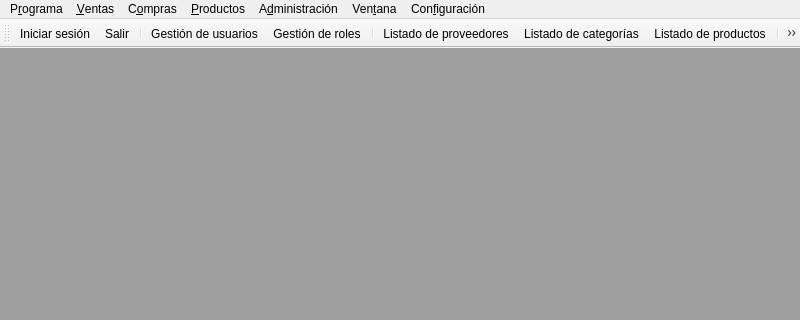
Above: forms/mainwindow.ui from santiagogonzalezsuarez/MarpajarosTPV before the change; both pictures show x 0 to 800 and y 0 to 320 of the 800 by 600 pixel window. Below: the same form after it.
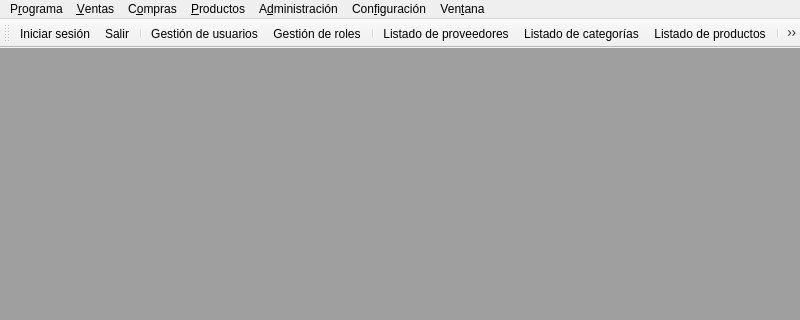
That is the form after the change. Icons and pictures are not drawn.

The edit to the form file:
```diff
--- a/forms/mainwindow.ui
+++ b/forms/mainwindow.ui
@@ -129,8 +129,8 @@
    <addaction name="menu_Compras"/>
    <addaction name="menu_Productos"/>
    <addaction name="menu_Administracion"/>
-   <addaction name="menu_Ventana"/>
    <addaction name="menuCon_figuraci_n"/>
+   <addaction name="menu_Ventana"/>
   </widget>
   <widget class="QStatusBar" name="statusbar"/>
   <widget class="QToolBar" name="toolBar">
```
Left out of the diff: 20 changed lines with no effect on the pictures.
